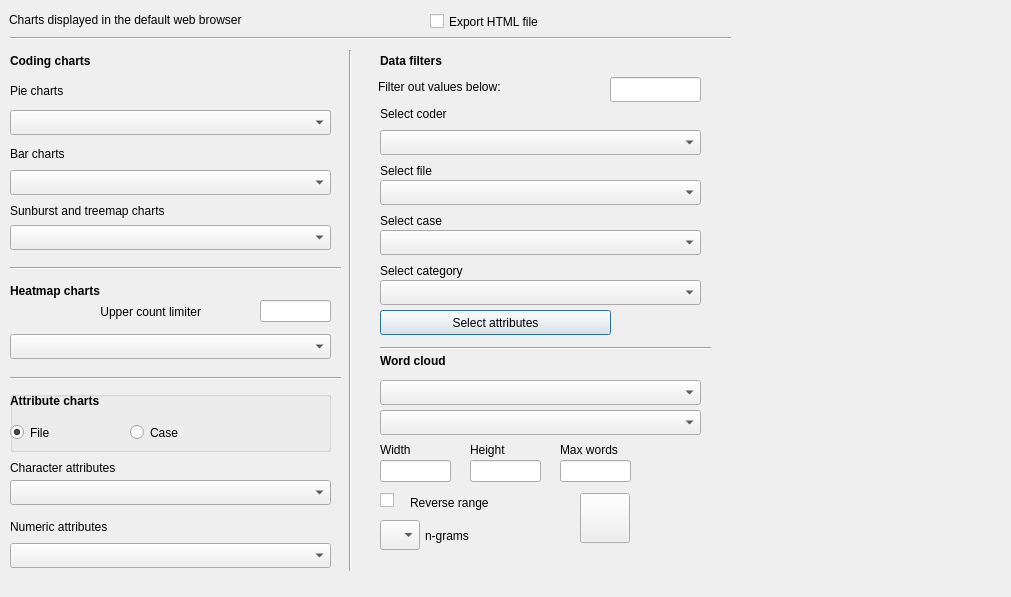
This is src/GUI_UIs/ui_dialog_charts.ui in ccbogel/QualCoder as Qt 5 draws it before an edit. The edited form follows.
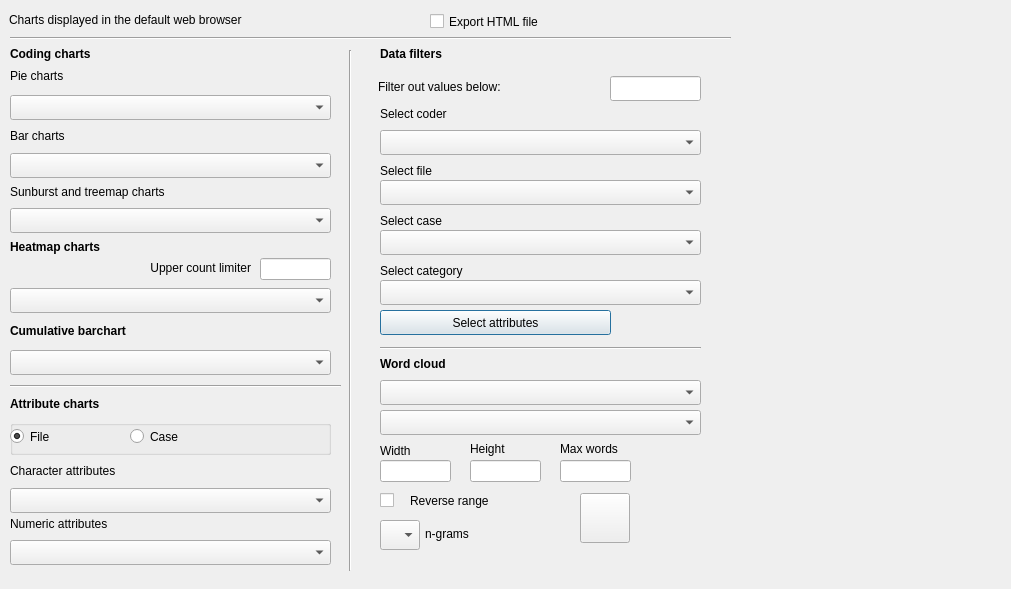
This is the edited form.

Commit message: widget adjustments

```diff
--- a/src/GUI_UIs/ui_dialog_charts.ui
+++ b/src/GUI_UIs/ui_dialog_charts.ui
@@ -7,7 +7,7 @@
     <x>0</x>
     <y>0</y>
     <width>1011</width>
-    <height>597</height>
+    <height>589</height>
    </rect>
   </property>
   <property name="windowTitle">
@@ -30,7 +30,7 @@
    <property name="geometry">
     <rect>
      <x>10</x>
-     <y>80</y>
+     <y>65</y>
      <width>321</width>
      <height>22</height>
     </rect>
@@ -43,7 +43,7 @@
    <property name="geometry">
     <rect>
      <x>10</x>
-     <y>143</y>
+     <y>125</y>
      <width>321</width>
      <height>22</height>
     </rect>
@@ -56,7 +56,7 @@
    <property name="geometry">
     <rect>
      <x>10</x>
-     <y>110</y>
+     <y>95</y>
      <width>321</width>
      <height>25</height>
     </rect>
@@ -66,7 +66,7 @@
    <property name="geometry">
     <rect>
      <x>10</x>
-     <y>170</y>
+     <y>153</y>
      <width>321</width>
      <height>25</height>
     </rect>
@@ -76,7 +76,7 @@
    <property name="geometry">
     <rect>
      <x>10</x>
-     <y>225</y>
+     <y>208</y>
      <width>321</width>
      <height>25</height>
     </rect>
@@ -86,7 +86,7 @@
    <property name="geometry">
     <rect>
      <x>10</x>
-     <y>200</y>
+     <y>181</y>
      <width>321</width>
      <height>22</height>
     </rect>
@@ -190,7 +190,7 @@
     <rect>
      <x>378</x>
      <y>76</y>
-     <width>201</width>
+     <width>221</width>
      <height>22</height>
     </rect>
    </property>
@@ -202,7 +202,7 @@
    <property name="geometry">
     <rect>
      <x>610</x>
-     <y>77</y>
+     <y>76</y>
      <width>91</width>
      <height>25</height>
     </rect>
@@ -218,7 +218,7 @@
    <property name="geometry">
     <rect>
      <x>380</x>
-     <y>50</y>
+     <y>43</y>
      <width>321</width>
      <height>22</height>
     </rect>
@@ -237,7 +237,7 @@
    <property name="geometry">
     <rect>
      <x>10</x>
-     <y>50</y>
+     <y>43</y>
      <width>311</width>
      <height>22</height>
     </rect>
@@ -292,8 +292,8 @@
    <property name="geometry">
     <rect>
      <x>10</x>
-     <y>390</y>
-     <width>261</width>
+     <y>393</y>
+     <width>311</width>
      <height>22</height>
     </rect>
    </property>
@@ -311,7 +311,7 @@
    <property name="geometry">
     <rect>
      <x>10</x>
-     <y>516</y>
+     <y>513</y>
      <width>321</width>
      <height>22</height>
     </rect>
@@ -324,7 +324,7 @@
    <property name="geometry">
     <rect>
      <x>10</x>
-     <y>457</y>
+     <y>460</y>
      <width>321</width>
      <height>22</height>
     </rect>
@@ -337,7 +337,7 @@
    <property name="geometry">
     <rect>
      <x>10</x>
-     <y>543</y>
+     <y>540</y>
      <width>321</width>
      <height>25</height>
     </rect>
@@ -347,7 +347,7 @@
    <property name="geometry">
     <rect>
      <x>10</x>
-     <y>480</y>
+     <y>488</y>
      <width>321</width>
      <height>25</height>
     </rect>
@@ -357,7 +357,7 @@
    <property name="geometry">
     <rect>
      <x>10</x>
-     <y>370</y>
+     <y>378</y>
      <width>331</width>
      <height>16</height>
     </rect>
@@ -370,9 +370,9 @@
    <property name="geometry">
     <rect>
      <x>10</x>
-     <y>391</y>
+     <y>420</y>
      <width>321</width>
-     <height>61</height>
+     <height>35</height>
     </rect>
    </property>
    <property name="maximumSize">
@@ -388,7 +388,7 @@
     <property name="geometry">
      <rect>
       <x>0</x>
-      <y>30</y>
+      <y>5</y>
       <width>112</width>
       <height>23</height>
      </rect>
@@ -404,7 +404,7 @@
     <property name="geometry">
      <rect>
       <x>120</x>
-      <y>30</y>
+      <y>5</y>
       <width>112</width>
       <height>23</height>
      </rect>
@@ -431,7 +431,7 @@
    <property name="geometry">
     <rect>
      <x>10</x>
-     <y>280</y>
+     <y>236</y>
      <width>321</width>
      <height>22</height>
     </rect>
@@ -459,24 +459,11 @@
     <enum>Qt::Horizontal</enum>
    </property>
   </widget>
-  <widget class="Line" name="line_4">
-   <property name="geometry">
-    <rect>
-     <x>10</x>
-     <y>260</y>
-     <width>331</width>
-     <height>16</height>
-    </rect>
-   </property>
-   <property name="orientation">
-    <enum>Qt::Horizontal</enum>
-   </property>
-  </widget>
   <widget class="QComboBox" name="comboBox_heatmap">
    <property name="geometry">
     <rect>
      <x>10</x>
-     <y>334</y>
+     <y>288</y>
      <width>321</width>
      <height>25</height>
     </rect>
@@ -487,7 +474,7 @@
     <rect>
      <x>380</x>
      <y>340</y>
-     <width>331</width>
+     <width>321</width>
      <height>16</height>
     </rect>
    </property>
@@ -499,7 +486,7 @@
    <property name="geometry">
     <rect>
      <x>380</x>
-     <y>350</y>
+     <y>353</y>
      <width>321</width>
      <height>22</height>
     </rect>
@@ -562,7 +549,7 @@
      <x>380</x>
      <y>442</y>
      <width>71</width>
-     <height>16</height>
+     <height>18</height>
     </rect>
    </property>
    <property name="text">
@@ -573,9 +560,9 @@
    <property name="geometry">
     <rect>
      <x>470</x>
-     <y>442</y>
+     <y>440</y>
      <width>61</width>
-     <height>16</height>
+     <height>18</height>
     </rect>
    </property>
    <property name="text">
@@ -588,7 +575,7 @@
      <x>560</x>
      <y>440</y>
      <width>91</width>
-     <height>20</height>
+     <height>18</height>
     </rect>
    </property>
    <property name="text">
@@ -617,7 +604,7 @@
      <x>410</x>
      <y>490</y>
      <width>151</width>
-     <height>25</height>
+     <height>22</height>
     </rect>
    </property>
    <property name="toolTip">
@@ -632,8 +619,8 @@
     <rect>
      <x>425</x>
      <y>523</y>
-     <width>121</width>
-     <height>25</height>
+     <width>131</width>
+     <height>22</height>
     </rect>
    </property>
    <property name="toolTip">
@@ -660,8 +647,8 @@
    <property name="geometry">
     <rect>
      <x>10</x>
-     <y>300</y>
-     <width>191</width>
+     <y>256</y>
+     <width>241</width>
      <height>24</height>
     </rect>
    </property>
@@ -712,12 +699,41 @@
    <property name="geometry">
     <rect>
      <x>260</x>
-     <y>300</y>
+     <y>258</y>
      <width>71</width>
      <height>22</height>
     </rect>
    </property>
   </widget>
+  <widget class="QLabel" name="label_cumulative_bar">
+   <property name="geometry">
+    <rect>
+     <x>10</x>
+     <y>320</y>
+     <width>321</width>
+     <height>22</height>
+    </rect>
+   </property>
+   <property name="font">
+    <font>
+     <weight>50</weight>
+     <bold>false</bold>
+    </font>
+   </property>
+   <property name="text">
+    <string>&lt;b&gt;Cumulative barchart&lt;/b&gt;</string>
+   </property>
+  </widget>
+  <widget class="QComboBox" name="comboBox_cumulative_bar">
+   <property name="geometry">
+    <rect>
+     <x>10</x>
+     <y>350</y>
+     <width>321</width>
+     <height>25</height>
+    </rect>
+   </property>
+  </widget>
   <zorder>groupBox</zorder>
   <zorder>label_info</zorder>
   <zorder>label_pie</zorder>
```
Left out of the diff: 3 changed lines with no effect on the pictures.
